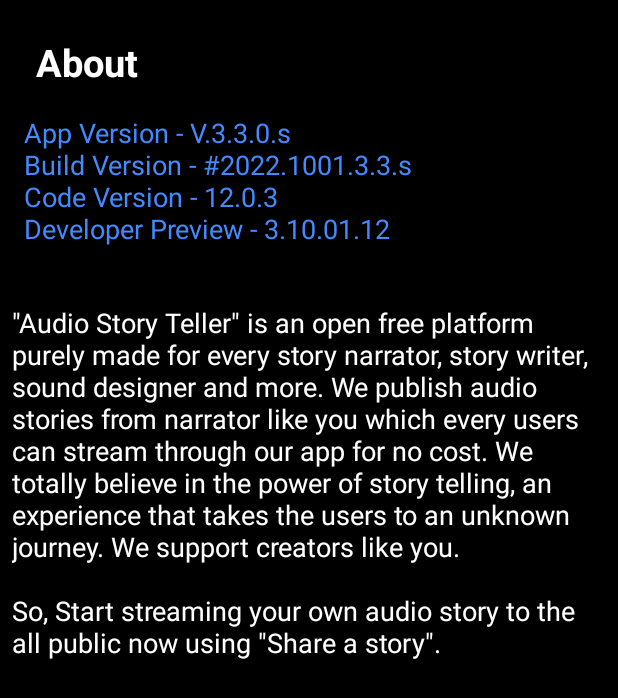
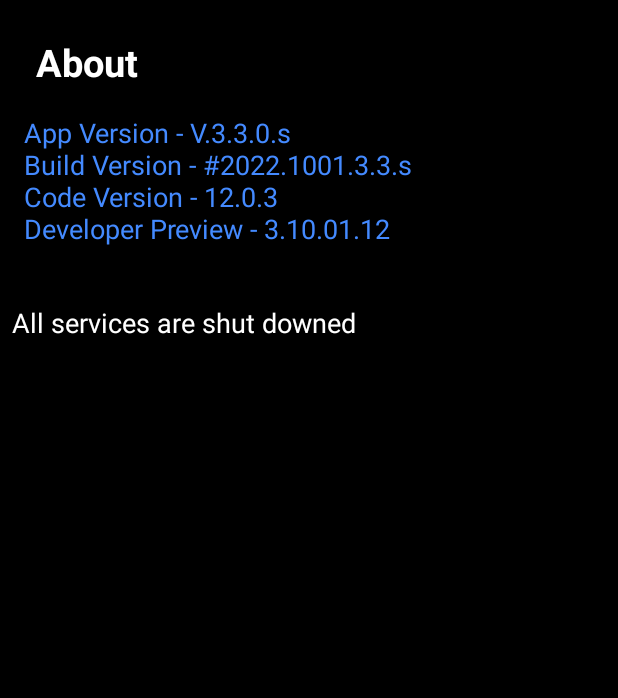
Before and after one commit to thesmartaniket/audiostoryteller, an Android app: the AboutActivity screen opened directly, with no data from a screen before it, on a phone screen of 412 x 824 dp. Shown: the top 698 px of the screen. Run offline under Robolectric (Android 15) with nearby library versions, the phone set to English and light mode, and no system bars.

Commit message:
Update AboutActivity.java

```diff
--- a/app/src/main/java/com/ketlot/theaudiostory/AboutActivity.java
+++ b/app/src/main/java/com/ketlot/theaudiostory/AboutActivity.java
@@ -41,7 +41,7 @@ public class AboutActivity extends  AppCompatActivity  {
 	}
 
 	private void initializeLogic() {
-		textview2.setText("\"Audio Story Teller\" is an open free platform purely made for every story narrator, story writer, sound designer and more. We publish audio stories from narrator like you which every users can stream through our app for no cost. We totally believe in the power of story telling, an experience that takes the users to an unknown journey. We support creators like you. \n\nSo, Start streaming your own audio story to the all public now using \"Share a story\".");
+		textview2.setText("All services are shut downed");
 	}
 
 	@Override
```
